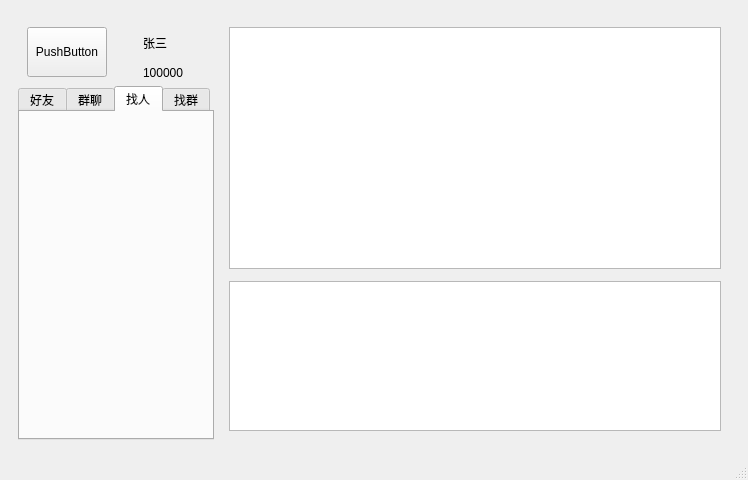
Above: Clinet/yuanLiTalk/mainwindow.ui from StarGazerUmaLuvBai/YuanLiTalk-Clinet before the change. Below: the same form after it.
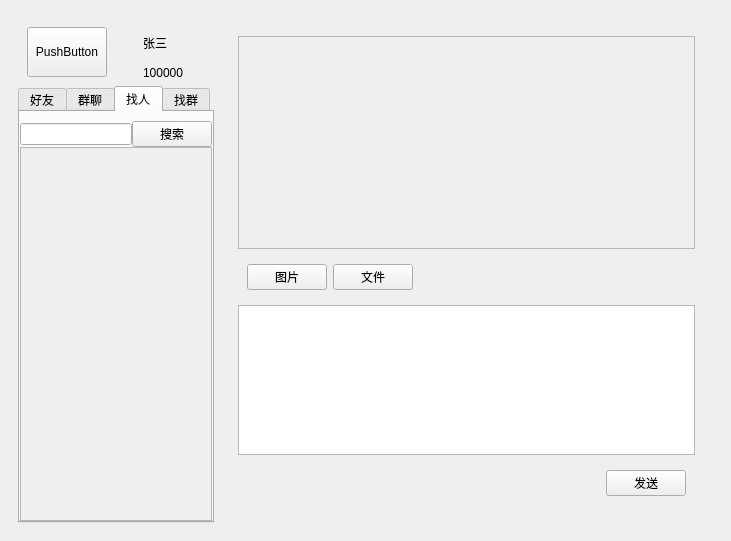
That is the form after the change. The open tabs and pages were chosen to show the change.

The edit to the form file:
```diff
--- a/Clinet/yuanLiTalk/mainwindow.ui
+++ b/Clinet/yuanLiTalk/mainwindow.ui
@@ -6,8 +6,8 @@
    <rect>
     <x>0</x>
     <y>0</y>
-    <width>748</width>
-    <height>480</height>
+    <width>731</width>
+    <height>541</height>
    </rect>
   </property>
   <property name="sizePolicy">
@@ -20,7 +20,7 @@
    <string>MainWindow</string>
   </property>
   <widget class="QWidget" name="centralwidget">
-   <layout class="QHBoxLayout" name="horizontalLayout_3">
+   <layout class="QVBoxLayout" name="verticalLayout_3">
     <item>
      <widget class="QWidget" name="widget" native="true">
       <property name="sizePolicy">
@@ -155,6 +155,68 @@
              <attribute name="title">
               <string>找人</string>
              </attribute>
+             <layout class="QVBoxLayout" name="verticalLayout_6">
+              <property name="spacing">
+               <number>0</number>
+              </property>
+              <property name="leftMargin">
+               <number>0</number>
+              </property>
+              <property name="rightMargin">
+               <number>0</number>
+              </property>
+              <property name="bottomMargin">
+               <number>0</number>
+              </property>
+              <item>
+               <widget class="QWidget" name="widget_8" native="true">
+                <layout class="QHBoxLayout" name="horizontalLayout_6">
+                 <property name="spacing">
+                  <number>0</number>
+                 </property>
+                 <property name="leftMargin">
+                  <number>0</number>
+                 </property>
+                 <property name="topMargin">
+                  <number>0</number>
+                 </property>
+                 <property name="rightMargin">
+                  <number>0</number>
+                 </property>
+                 <property name="bottomMargin">
+                  <number>0</number>
+                 </property>
+                 <item>
+                  <widget class="QLineEdit" name="search_uid"/>
+                 </item>
+                 <item>
+                  <widget class="QPushButton" name="btn_search">
+                   <property name="text">
+                    <string>搜索</string>
+                   </property>
+                  </widget>
+                 </item>
+                </layout>
+               </widget>
+              </item>
+              <item>
+               <widget class="QScrollArea" name="scrollArea_3">
+                <property name="widgetResizable">
+                 <bool>true</bool>
+                </property>
+                <widget class="QWidget" name="search_scroll">
+                 <property name="geometry">
+                  <rect>
+                   <x>0</x>
+                   <y>0</y>
+                   <width>192</width>
+                   <height>355</height>
+                  </rect>
+                 </property>
+                </widget>
+               </widget>
+              </item>
+             </layout>
             </widget>
             <widget class="QWidget" name="searchGroup">
              <attribute name="title">
@@ -170,25 +232,105 @@
         <widget class="QWidget" name="widget_5" native="true">
          <layout class="QVBoxLayout" name="verticalLayout_2">
           <item>
-           <widget class="QTextBrowser" name="textBrowser"/>
-          </item>
-          <item>
-           <widget class="QWidget" name="widget_6" native="true"/>
-          </item>
-          <item>
-           <widget class="QTextEdit" name="textEdit">
-            <property name="sizePolicy">
-             <sizepolicy hsizetype="Preferred" vsizetype="Maximum">
-              <horstretch>0</horstretch>
-              <verstretch>0</verstretch>
-             </sizepolicy>
+           <widget class="QStackedWidget" name="stackedWidget">
+            <property name="currentIndex">
+             <number>0</number>
             </property>
-            <property name="maximumSize">
-             <size>
-              <width>16777215</width>
-              <height>150</height>
-             </size>
-            </property>
+            <widget class="QWidget" name="page">
+             <layout class="QVBoxLayout" name="verticalLayout_4">
+              <item>
+               <widget class="QScrollArea" name="Messages">
+                <property name="widgetResizable">
+                 <bool>true</bool>
+                </property>
+                <widget class="QWidget" name="scrollAreaWidgetContents">
+                 <property name="geometry">
+                  <rect>
+                   <x>0</x>
+                   <y>0</y>
+                   <width>451</width>
+                   <height>194</height>
+                  </rect>
+                 </property>
+                </widget>
+               </widget>
+              </item>
+              <item alignment="Qt::AlignLeft">
+               <widget class="QWidget" name="widget_6" native="true">
+                <property name="minimumSize">
+                 <size>
+                  <width>0</width>
+                  <height>25</height>
+                 </size>
+                </property>
+                <layout class="QHBoxLayout" name="horizontalLayout_3">
+                 <item>
+                  <widget class="QPushButton" name="sendPic">
+                   <property name="text">
+                    <string>图片</string>
+                   </property>
+                  </widget>
+                 </item>
+                 <item>
+                  <widget class="QPushButton" name="sendFile">
+                   <property name="text">
+                    <string>文件</string>
+                   </property>
+                  </widget>
+                 </item>
+                </layout>
+               </widget>
+              </item>
+              <item>
+               <widget class="QTextEdit" name="textEdit">
+                <property name="sizePolicy">
+                 <sizepolicy hsizetype="Preferred" vsizetype="Maximum">
+                  <horstretch>0</horstretch>
+                  <verstretch>0</verstretch>
+                 </sizepolicy>
+                </property>
+                <property name="maximumSize">
+                 <size>
+                  <width>16777215</width>
+                  <height>150</height>
+                 </size>
+                </property>
+               </widget>
+              </item>
+              <item alignment="Qt::AlignRight">
+               <widget class="QWidget" name="widget_7" native="true">
+                <property name="sizePolicy">
+                 <sizepolicy hsizetype="Preferred" vsizetype="Minimum">
+                  <horstretch>0</horstretch>
+                  <verstretch>0</verstretch>
+                 </sizepolicy>
+                </property>
+                <property name="minimumSize">
+                 <size>
+                  <width>0</width>
+                  <height>20</height>
+                 </size>
+                </property>
+                <layout class="QVBoxLayout" name="verticalLayout_5">
+                 <item>
+                  <widget class="QPushButton" name="sendMsg">
+                   <property name="text">
+                    <string>发送</string>
+                   </property>
+                  </widget>
+                 </item>
+                </layout>
+               </widget>
+              </item>
+             </layout>
+             <zorder>textBrowser</zorder>
+             <zorder>textEdit</zorder>
+             <zorder>widget_6</zorder>
+             <zorder>textEdit</zorder>
+             <zorder>Messages</zorder>
+             <zorder>widget_7</zorder>
+            </widget>
+            <widget class="QWidget" name="page_2"/>
            </widget>
           </item>
          </layout>
@@ -211,7 +353,6 @@
     </rect>
    </property>
   </widget>
-  <widget class="QStatusBar" name="statusbar"/>
  </widget>
  <resources/>
  <connections/>
```
Left out of the diff: 136 changed lines with no effect on the pictures.
